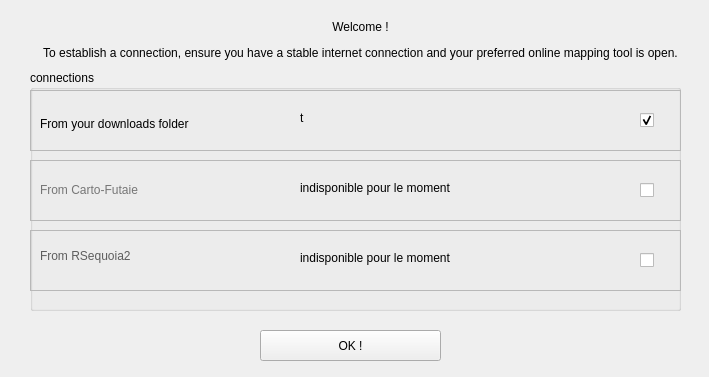
Old version of the form qsequoia2/scripts/utils/connect_label.ui in the repository SequoiApp/QSEQUOIA-2.
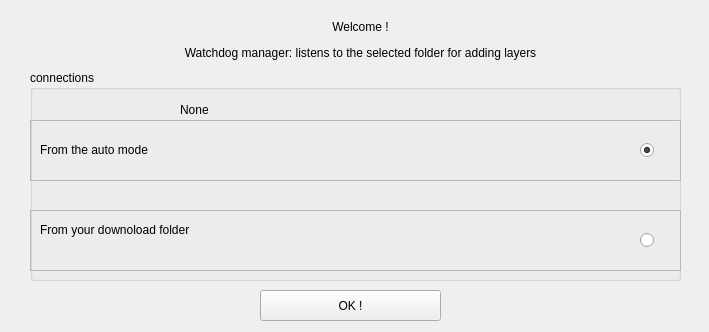
New version of the form.

Commit message: add watchdog package and update utils scripts

Patch:
```diff
--- a/qsequoia2/scripts/utils/connect_label.ui
+++ b/qsequoia2/scripts/utils/connect_label.ui
@@ -7,7 +7,7 @@
     <x>0</x>
     <y>0</y>
     <width>709</width>
-    <height>377</height>
+    <height>332</height>
    </rect>
   </property>
   <property name="windowTitle">
@@ -26,7 +26,7 @@
     </rect>
    </property>
    <property name="text">
-    <string>&lt;html&gt;&lt;head/&gt;&lt;body&gt;&lt;p align=&quot;center&quot;&gt;Welcome !&lt;/p&gt;&lt;p align=&quot;center&quot;&gt;To establish a connection, ensure you have a stable internet connection and your preferred online mapping tool is open.&lt;/p&gt;&lt;/body&gt;&lt;/html&gt;</string>
+    <string>&lt;html&gt;&lt;head/&gt;&lt;body&gt;&lt;p align=&quot;center&quot;&gt;Welcome !&lt;/p&gt;&lt;p align=&quot;center&quot;&gt;Watchdog manager: listens to the selected folder for adding layers&lt;/p&gt;&lt;/body&gt;&lt;/html&gt;</string>
    </property>
   </widget>
   <widget class="QGroupBox" name="groupBox">
@@ -35,7 +35,7 @@
      <x>30</x>
      <y>70</y>
      <width>651</width>
-     <height>241</height>
+     <height>211</height>
     </rect>
    </property>
    <property name="title">
@@ -51,14 +51,14 @@
      </rect>
     </property>
     <property name="text">
-     <string>&lt;html&gt;&lt;head/&gt;&lt;body&gt;&lt;p&gt;From your downloads folder&lt;/p&gt;&lt;p&gt;&lt;br/&gt;&lt;/p&gt;&lt;p&gt;&lt;span style=&quot; color:#767676;&quot;&gt;From Carto-Futaie&lt;/span&gt;&lt;/p&gt;&lt;p&gt;&lt;br/&gt;&lt;/p&gt;&lt;p&gt;&lt;span style=&quot; color:#5d5d5d;&quot;&gt;From RSequoia2&lt;/span&gt;&lt;/p&gt;&lt;/body&gt;&lt;/html&gt;</string>
+     <string>&lt;html&gt;&lt;head/&gt;&lt;body&gt;&lt;p&gt;  From the auto mode&lt;/p&gt;&lt;p&gt;&lt;br/&gt;&lt;br/&gt;&lt;/p&gt;&lt;p&gt;&lt;span style=&quot; color:#000000;&quot;&gt;  From your downoload folder&lt;/span&gt;&lt;/p&gt;&lt;/body&gt;&lt;/html&gt;</string>
     </property>
    </widget>
    <widget class="QFrame" name="frame">
     <property name="geometry">
      <rect>
       <x>0</x>
-      <y>20</y>
+      <y>50</y>
       <width>651</width>
       <height>61</height>
      </rect>
@@ -69,26 +69,13 @@
     <property name="frameShadow">
      <enum>QFrame::Raised</enum>
     </property>
-    <widget class="QLabel" name="down_path">
-     <property name="geometry">
-      <rect>
-       <x>270</x>
-       <y>20</y>
-       <width>191</width>
-       <height>16</height>
-      </rect>
-     </property>
-     <property name="text">
-      <string>t</string>
-     </property>
-    </widget>
-    <widget class="QCheckBox" name="chk_listen">
+    <widget class="QRadioButton" name="radio_auto">
      <property name="geometry">
       <rect>
        <x>610</x>
        <y>20</y>
        <width>21</width>
-       <height>21</height>
+       <height>20</height>
       </rect>
      </property>
      <property name="text">
@@ -99,53 +86,11 @@
      </property>
     </widget>
    </widget>
-   <widget class="QFrame" name="frame_2">
-    <property name="geometry">
-     <rect>
-      <x>0</x>
-      <y>90</y>
-      <width>651</width>
-      <height>61</height>
-     </rect>
-    </property>
-    <property name="frameShape">
-     <enum>QFrame::StyledPanel</enum>
-    </property>
-    <property name="frameShadow">
-     <enum>QFrame::Raised</enum>
-    </property>
-    <widget class="QLabel" name="label_4">
-     <property name="geometry">
-      <rect>
-       <x>270</x>
-       <y>20</y>
-       <width>191</width>
-       <height>16</height>
-      </rect>
-     </property>
-     <property name="text">
-      <string>indisponible pour le moment</string>
-     </property>
-    </widget>
-    <widget class="QCheckBox" name="checkBox_2">
-     <property name="geometry">
-      <rect>
-       <x>610</x>
-       <y>20</y>
-       <width>21</width>
-       <height>21</height>
-      </rect>
-     </property>
-     <property name="text">
-      <string/>
-     </property>
-    </widget>
-   </widget>
    <widget class="QFrame" name="frame_3">
     <property name="geometry">
      <rect>
       <x>0</x>
-      <y>160</y>
+      <y>140</y>
       <width>651</width>
       <height>61</height>
      </rect>
@@ -156,26 +101,13 @@
     <property name="frameShadow">
      <enum>QFrame::Raised</enum>
     </property>
-    <widget class="QLabel" name="label_5">
-     <property name="geometry">
-      <rect>
-       <x>270</x>
-       <y>20</y>
-       <width>191</width>
-       <height>16</height>
-      </rect>
-     </property>
-     <property name="text">
-      <string>indisponible pour le moment</string>
-     </property>
-    </widget>
-    <widget class="QCheckBox" name="checkBox_3">
+    <widget class="QRadioButton" name="radio_downloads">
      <property name="geometry">
       <rect>
        <x>610</x>
        <y>20</y>
        <width>21</width>
-       <height>21</height>
+       <height>20</height>
       </rect>
      </property>
      <property name="text">
@@ -183,12 +115,25 @@
      </property>
     </widget>
    </widget>
+   <widget class="QLabel" name="down">
+    <property name="geometry">
+     <rect>
+      <x>150</x>
+      <y>30</y>
+      <width>501</width>
+      <height>20</height>
+     </rect>
+    </property>
+    <property name="text">
+     <string>None</string>
+    </property>
+   </widget>
   </widget>
   <widget class="QPushButton" name="OK">
    <property name="geometry">
     <rect>
      <x>260</x>
-     <y>330</y>
+     <y>290</y>
      <width>181</width>
      <height>31</height>
     </rect>
```
The commit also changes 17 other files.
